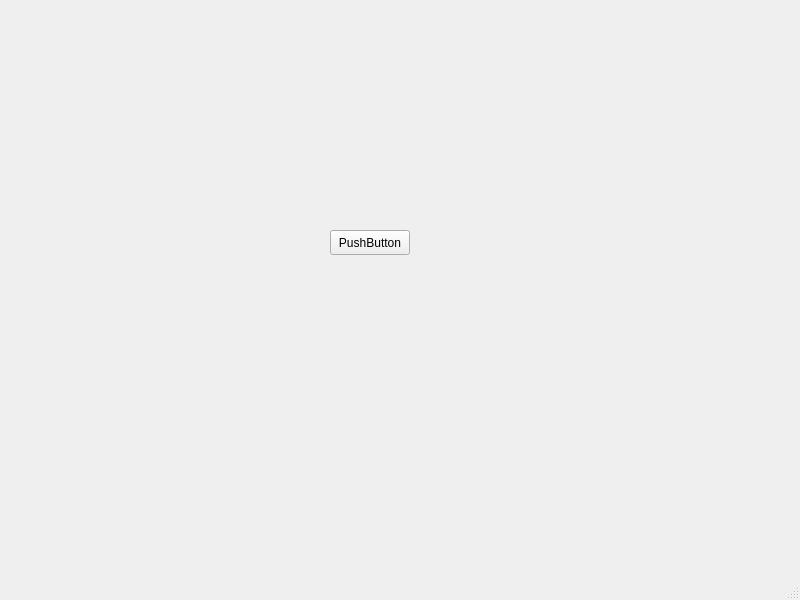
Above: Assigment2/mainwindow.ui from JSlaig/ARCO2020-p2 before the change. Below: the same form after it.
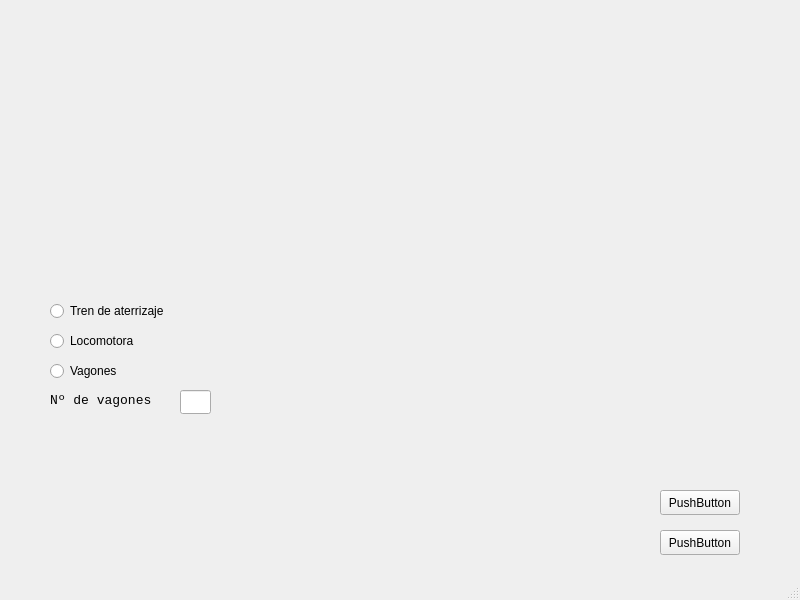
That is the form after the change.

Commit message: added new buttons and inteface integration

Diff of the .ui file:
```diff
--- a/Assigment2/mainwindow.ui
+++ b/Assigment2/mainwindow.ui
@@ -17,8 +17,8 @@
    <widget class="QPushButton" name="pushButton">
     <property name="geometry">
      <rect>
-      <x>330</x>
-      <y>230</y>
+      <x>660</x>
+      <y>490</y>
       <width>80</width>
       <height>25</height>
      </rect>
@@ -27,6 +27,87 @@
      <string>PushButton</string>
     </property>
    </widget>
+   <widget class="QPushButton" name="pushButton_2">
+    <property name="geometry">
+     <rect>
+      <x>660</x>
+      <y>530</y>
+      <width>80</width>
+      <height>25</height>
+     </rect>
+    </property>
+    <property name="text">
+     <string>PushButton</string>
+    </property>
+   </widget>
+   <widget class="QRadioButton" name="buttonTrenAterrizaje">
+    <property name="geometry">
+     <rect>
+      <x>50</x>
+      <y>300</y>
+      <width>131</width>
+      <height>22</height>
+     </rect>
+    </property>
+    <property name="text">
+     <string>Tren de aterrizaje</string>
+    </property>
+   </widget>
+   <widget class="QRadioButton" name="buttonLocomotora">
+    <property name="geometry">
+     <rect>
+      <x>50</x>
+      <y>330</y>
+      <width>97</width>
+      <height>22</height>
+     </rect>
+    </property>
+    <property name="text">
+     <string>Locomotora</string>
+    </property>
+   </widget>
+   <widget class="QRadioButton" name="buttonVagones">
+    <property name="geometry">
+     <rect>
+      <x>50</x>
+      <y>360</y>
+      <width>97</width>
+      <height>22</height>
+     </rect>
+    </property>
+    <property name="text">
+     <string>Vagones</string>
+    </property>
+   </widget>
+   <widget class="QLineEdit" name="lineEditnumVagones">
+    <property name="geometry">
+     <rect>
+      <x>180</x>
+      <y>390</y>
+      <width>31</width>
+      <height>24</height>
+     </rect>
+    </property>
+   </widget>
+   <widget class="QLabel" name="label">
+    <property name="geometry">
+     <rect>
+      <x>50</x>
+      <y>390</y>
+      <width>131</width>
+      <height>21</height>
+     </rect>
+    </property>
+    <property name="font">
+     <font>
+      <family>Consolas</family>
+      <pointsize>10</pointsize>
+     </font>
+    </property>
+    <property name="text">
+     <string>Nº de vagones</string>
+    </property>
+   </widget>
   </widget>
   <widget class="QStatusBar" name="statusbar"/>
  </widget>
```
Left out of the diff: 2 changed lines with no effect on the pictures. The commit also changes 9 other files.
